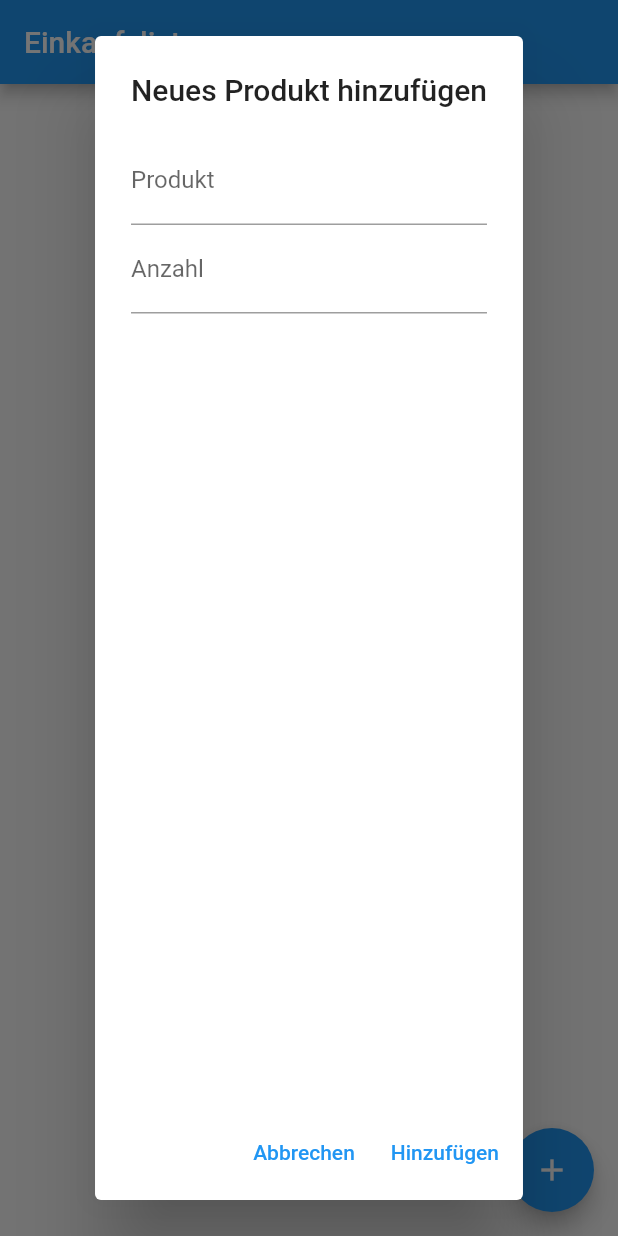
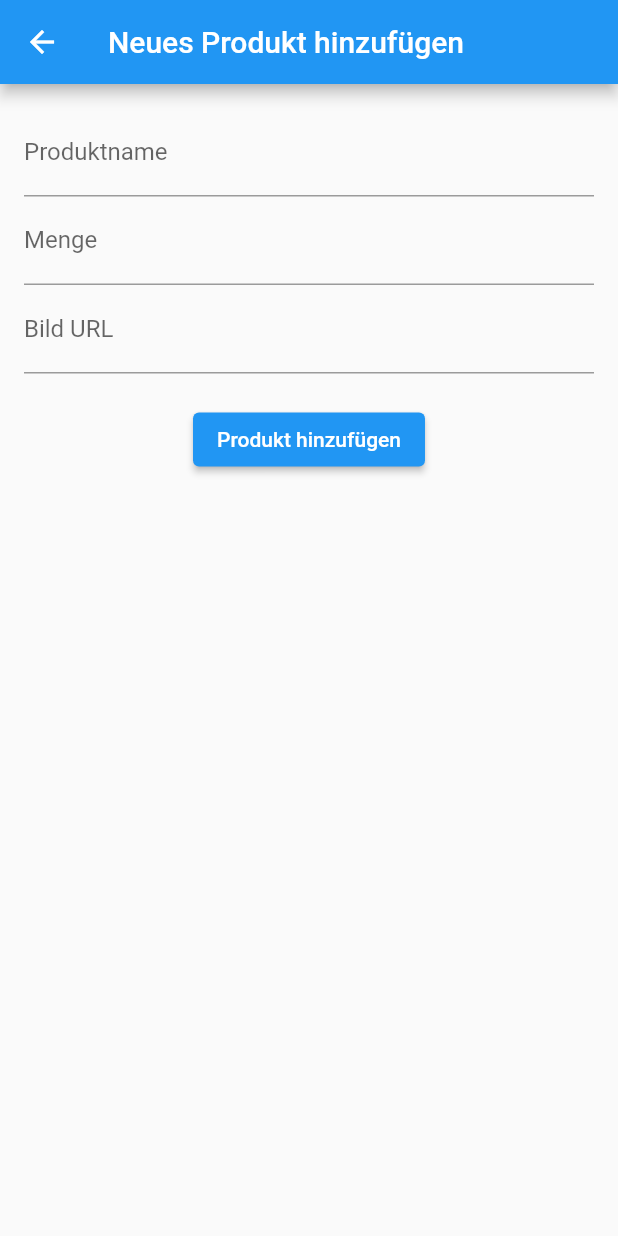
Before and after one commit to dokriseum/Shoppinglist, a Flutter app: the screen it shows after launch, after a tap on the "add" icon, on a phone screen of 412 x 824 dp. Run offline on Flutter 3.47's test engine with Material 2 defaults, Android fonts, the phone set to English and light mode, and no system bars.

Commit message:
Produkt hinzufügbar und bearbeitbar

```diff
--- a/lib/main.dart
+++ b/lib/main.dart
@@ -1,9 +1,11 @@
 import 'package:flutter/material.dart';
+import 'package:track_sync_shoplist/view/ShoppingListScreenView.dart';
 import 'package:track_sync_shoplist/view/ShoppingListView.dart';
 
 import 'view/MyApp.dart';
 
 void main() {
   //runApp(const MyApp());
-  runApp(MaterialApp(home: ShoppingListView()));
+  //runApp(MaterialApp(home: ShoppingListView()));
+  runApp(ShoppingListScreenView());
 }
--- /dev/null
+++ b/lib/model/Product.dart
@@ -0,0 +1,7 @@
+class Product {
+  final String name;
+  final int quantity;
+  final String imageUrl;
+
+  Product(this.name, this.quantity, this.imageUrl);
+}
--- a/lib/model/ShoppingItem.dart
+++ b/lib/model/ShoppingItem.dart
@@ -1,6 +1,7 @@
 class ShoppingItem {
   String name;
   int quantity;
+  String imageUrl; // Pfad oder URL zum Bild
 
-  ShoppingItem({required this.name, required this.quantity});
+  ShoppingItem({required this.name, required this.quantity, required this.imageUrl});
 }
--- /dev/null
+++ b/lib/view/AddProductScreen.dart
@@ -0,0 +1,53 @@
+import 'package:flutter/material.dart';
+
+import '../model/Product.dart';
+
+class AddProductScreen extends StatelessWidget {
+  final TextEditingController _nameController = TextEditingController();
+  final TextEditingController _quantityController = TextEditingController();
+  final TextEditingController _imageUrlController = TextEditingController();
+
+  @override
+  Widget build(BuildContext context) {
+    return Scaffold(
+      appBar: AppBar(
+        title: Text('Neues Produkt hinzufügen'),
+      ),
+      body: Padding(
+        padding: EdgeInsets.all(16.0),
+        child: Column(
+          children: [
+            TextField(
+              controller: _nameController,
+              decoration: InputDecoration(labelText: 'Produktname'),
+            ),
+            TextField(
+              controller: _quantityController,
+              decoration: InputDecoration(labelText: 'Menge'),
+              keyboardType: TextInputType.number,
+            ),
+            TextField(
+              controller: _imageUrlController,
+              decoration: InputDecoration(labelText: 'Bild URL'),
+            ),
+            SizedBox(height: 20),
+            ElevatedButton(
+              onPressed: () {
+                // Hier kannst du die eingegebenen Daten übernehmen und zurückgeben.
+                Navigator.pop(
+                  context,
+                  Product(
+                    _nameController.text,
+                    int.parse(_quantityController.text),
+                    _imageUrlController.text,
+                  ),
+                );
+              },
+              child: Text('Produkt hinzufügen'),
+            ),
+          ],
+        ),
+      ),
+    );
+  }
+}
--- /dev/null
+++ b/lib/view/ShoppingListScreen.dart
@@ -0,0 +1,116 @@
+import 'package:flutter/material.dart';
+
+import '../model/Product.dart';
+import 'AddProductScreen.dart';
+import 'EditProductScreen.dart';
+
+class ShoppingListScreen extends StatefulWidget {
+  @override
+  _ShoppingListScreenState createState() => _ShoppingListScreenState();
+}
+
+class _ShoppingListScreenState extends State<ShoppingListScreen> {
+  List<Product> _products = [];
+  bool _isDarkModeEnabled = false; // Variable, um den Dunkelmodusstatus zu speichern
+
+  void _addProduct(String name, int quantity, String imageUrl) {
+    setState(() {
+      _products.add(Product(name, quantity, imageUrl));
+    });
+  }
+
+  void _editProduct(int index, String name, int quantity, String imageUrl) {
+    setState(() {
+      _products[index] = Product(name, quantity, imageUrl);
+    });
+  }
+
+
+  void _toggleDarkMode(bool darkMode) {
+    setState(() {
+      _isDarkModeEnabled = darkMode;
+    });
+  }
+
+  @override
+  Widget build(BuildContext context) {
+    return Scaffold(
+      appBar: AppBar(
+        title: Text('Einkaufsliste'),
+        actions: [
+          Padding(
+            padding: const EdgeInsets.all(8.0),
+            child: Switch(
+              value: _isDarkModeEnabled,
+              onChanged: (value) {
+                setState(() {
+                  _isDarkModeEnabled = value;
+                });
+              },
+            ),
+          ),
+        ],
+      ),
+      body: Builder(
+        builder: (context) {
+          return Theme(
+            data: _isDarkModeEnabled ? ThemeData.dark() : ThemeData.light(),
+            child: ListView.builder(
+              itemCount: _products.length,
+              itemBuilder: (context, index) {
+                return ListTile(
+                  leading: CircleAvatar(
+                    backgroundImage: AssetImage(_products[index].imageUrl),
+                  ),
+                  title: Text(_products[index].name),
+                  subtitle: Text('Menge: ${_products[index].quantity}'),
+                  onTap: () async {
+                    // Hier kannst du die Bearbeitungsseite aufrufen und die bearbeiteten Daten empfangen
+                    Product editedProduct = await Navigator.push(
+                      context,
+                      MaterialPageRoute(builder: (context) => EditProductScreen(product: _products[index])),
+                    );
+                    // Wenn das bearbeitete Produkt nicht null ist, aktualisiere das Produkt in der Liste
+                    if (editedProduct != null) {
+                      _editProduct(index, editedProduct.name, editedProduct.quantity, editedProduct.imageUrl);
+                    }
+                  }
+                );
+              },
+            ),
+          );
+        },
+      ),
+      /**
+      body: ListView.builder(
+        itemCount: _products.length,
+        itemBuilder: (context, index) {
+          return ListTile(
+            leading: CircleAvatar(
+              backgroundImage: AssetImage(_products[index].imageUrl), // PNG-Datei als Icon
+            ),
+            title: Text(_products[index].name),
+            subtitle: Text('Menge: ${_products[index].quantity}'),
+            onTap: () {
+              // Hier kannst du eine Bearbeitungsseite aufrufen, um das Produkt zu bearbeiten.
+            },
+          );
+        },
+      ),
+          */
+      floatingActionButton: FloatingActionButton(
+        onPressed: () {
+          Navigator.push(
+            context,
+            MaterialPageRoute(builder: (context) => AddProductScreen()),
+          ).then((newProduct) {
+            if (newProduct != null) {
+              _addProduct(newProduct.name, newProduct.quantity, newProduct.imageUrl);
+            }
+          });
+        },
+        child: Icon(Icons.add),
+      ),
+    );
+  }
+}
--- /dev/null
+++ b/lib/view/ShoppingListScreenView.dart
@@ -0,0 +1,22 @@
+import 'package:flutter/cupertino.dart';
+import 'package:flutter/material.dart';
+
+import 'ShoppingListScreen.dart';
+
+class ShoppingListScreenView extends StatelessWidget {
+  @override
+  Widget build(BuildContext context) {
+    return MaterialApp(
+      title: 'Einkaufsliste',
+      theme: ThemeData(
+        primarySwatch: Colors.blue,
+        brightness: Brightness.light,
+      ),
+      darkTheme: ThemeData(
+        primarySwatch: Colors.blue,
+        brightness: Brightness.dark,
+      ),
+      home: ShoppingListScreen(),
+    );
+  }
+}
--- a/lib/view/ShoppingListView.dart
+++ b/lib/view/ShoppingListView.dart
@@ -1,4 +1,6 @@
 import 'package:flutter/material.dart';
+
+import '../model/ShoppingItem.dart';
 
 class ShoppingListView extends StatefulWidget {
   @override
@@ -8,7 +10,8 @@ class ShoppingListView extends StatefulWidget {
 class _ShoppingListViewState extends State<ShoppingListView> {
   List<ShoppingItem> items = [];
   String newItemName = '';
-  String newItemQuantity = '1'; // Anzahl als Zeichenkette, um die Eingabe zu verarbeiten
+  String newItemQuantity = '1';
+  String newItemImageUrl = ''; // Neues Attribut für die Bild-URL
   final TextEditingController _quantityController = TextEditingController();
 
   @override
@@ -33,7 +36,7 @@ class _ShoppingListViewState extends State<ShoppingListView> {
       ),
       floatingActionButton: FloatingActionButton(
         onPressed: () {
-          _showNewItemDialog();
+          _showNewItemDialog(); // Funktion aufrufen, um das Dialogfeld anzuzeigen
         },
         child: Icon(Icons.add),
       ),
@@ -62,6 +65,12 @@ class _ShoppingListViewState extends State<ShoppingListView> {
                 keyboardType: TextInputType.number,
                 decoration: InputDecoration(labelText: 'Anzahl'),
               ),
+              TextField(
+                onChanged: (value) {
+                  newItemImageUrl = value;
+                },
+                decoration: InputDecoration(labelText: 'Bild URL'),
+              ),
             ],
           ),
           actions: <Widget>[
@@ -74,8 +83,8 @@ class _ShoppingListViewState extends State<ShoppingListView> {
             TextButton(
               child: Text('Hinzufügen'),
               onPressed: () {
-                int quantity = int.tryParse(newItemQuantity) ?? 1; // Konvertiere zu einer Zahl oder verwende 1 als Standardwert
-                ShoppingItem newItem = ShoppingItem(name: newItemName, quantity: quantity);
+                int quantity = int.tryParse(newItemQuantity) ?? 1;
+                ShoppingItem newItem = ShoppingItem(name: newItemName, quantity: quantity, imageUrl: newItemImageUrl);
                 setState(() {
                   items.add(newItem);
                 });
@@ -88,12 +97,3 @@ class _ShoppingListViewState extends State<ShoppingListView> {
     );
   }
 }
-
-class ShoppingItem {
-  String name;
-  int quantity;
-
-  ShoppingItem({required this.name, required this.quantity});
-}
-
-//void main() => runApp(MaterialApp(home: ShoppingListView()));
```
Also changed, not shown: lib/view/EditProductScreen.dart (added, +68 -0 lines), lib/resources/apple.png (added).
